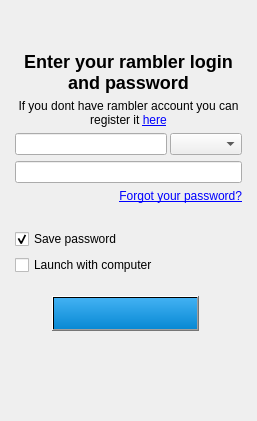
This is src/plugins/optionsmanager/logindialog.ui in silvansky/Contacts as Qt 5 draws it before an edit. The edited form follows.
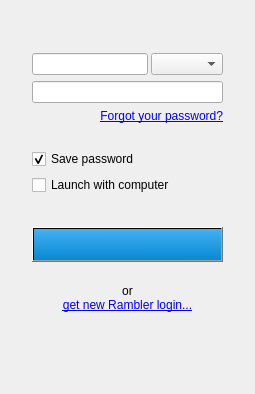
This is the edited form.

Commit message: Еще один вариант дизайна для окна входа

Patch:
```diff
--- a/src/plugins/optionsmanager/logindialog.ui
+++ b/src/plugins/optionsmanager/logindialog.ui
@@ -6,8 +6,8 @@
    <rect>
     <x>0</x>
     <y>0</y>
-    <width>257</width>
-    <height>421</height>
+    <width>255</width>
+    <height>394</height>
    </rect>
   </property>
   <property name="windowTitle">
@@ -35,6 +35,9 @@
      <item>
       <widget class="QWidget" name="wdtHelp" native="true">
        <layout class="QVBoxLayout" name="verticalLayout_2">
+        <property name="margin">
+         <number>7</number>
+        </property>
         <item>
          <widget class="QLabel" name="lblHelp">
           <property name="alignment">
@@ -50,35 +53,18 @@
    <item>
     <widget class="QWidget" name="wdtContent" native="true">
      <layout class="QVBoxLayout" name="verticalLayout">
-      <property name="margin">
-       <number>15</number>
+      <property name="leftMargin">
+       <number>32</number>
       </property>
-      <item>
-       <widget class="QLabel" name="lbEnterLogin">
-        <property name="text">
-         <string>&lt;h2&gt;Enter your rambler login and password&lt;/h2&gt;</string>
-        </property>
-        <property name="alignment">
-         <set>Qt::AlignCenter</set>
-        </property>
-        <property name="wordWrap">
-         <bool>true</bool>
-        </property>
-       </widget>
-      </item>
-      <item>
-       <widget class="QLabel" name="lblRegister">
-        <property name="text">
-         <string>If you dont have rambler account you can register it &lt;a href=&quot;http://id.rambler.ru/script/newuser.cgi&quot;&gt;here&lt;/a&gt;</string>
-        </property>
-        <property name="alignment">
-         <set>Qt::AlignCenter</set>
-        </property>
-        <property name="wordWrap">
-         <bool>true</bool>
-        </property>
-       </widget>
-      </item>
+      <property name="topMargin">
+       <number>25</number>
+      </property>
+      <property name="rightMargin">
+       <number>32</number>
+      </property>
+      <property name="bottomMargin">
+       <number>22</number>
+      </property>
       <item>
        <widget class="QFrame" name="frmLogin">
         <layout class="QHBoxLayout" name="horizontalLayout">
@@ -192,23 +178,18 @@
         <property name="orientation">
          <enum>Qt::Vertical</enum>
         </property>
+        <property name="sizeType">
+         <enum>QSizePolicy::MinimumExpanding</enum>
+        </property>
         <property name="sizeHint" stdset="0">
          <size>
           <width>0</width>
-          <height>0</height>
+          <height>16</height>
          </size>
         </property>
        </spacer>
       </item>
       <item>
-       <layout class="QGridLayout" name="gridLayout" columnstretch="1,4,1">
-        <property name="topMargin">
-         <number>15</number>
-        </property>
-        <property name="bottomMargin">
-         <number>15</number>
-        </property>
-        <item row="0" column="1">
          <widget class="QPushButton" name="pbtConnect">
           <property name="minimumSize">
            <size>
@@ -244,40 +225,34 @@
           </property>
          </widget>
         </item>
-        <item row="0" column="2">
-         <layout class="QHBoxLayout" name="horizontalLayout_2">
           <item>
-           <widget class="QLabel" name="lblConnecting"/>
-          </item>
-          <item>
-           <spacer name="horizontalSpacer">
+       <spacer name="verticalSpacer_2">
             <property name="orientation">
-             <enum>Qt::Horizontal</enum>
-            </property>
+         <enum>Qt::Vertical</enum>
+        </property>
+        <property name="sizeType">
+         <enum>QSizePolicy::Fixed</enum>
+        </property>
             <property name="sizeHint" stdset="0">
              <size>
-              <width>40</width>
-              <height>20</height>
+          <width>0</width>
+          <height>16</height>
              </size>
             </property>
            </spacer>
           </item>
-         </layout>
-        </item>
-        <item row="0" column="0">
-         <spacer name="horizontalSpacer_2">
-          <property name="orientation">
-           <enum>Qt::Horizontal</enum>
-          </property>
-          <property name="sizeHint" stdset="0">
-           <size>
-            <width>40</width>
-            <height>20</height>
-           </size>
-          </property>
-         </spacer>
-        </item>
-       </layout>
+      <item>
+       <widget class="QLabel" name="lblRegister">
+        <property name="text">
+         <string>or&lt;br&gt;&lt;a href=&quot;http://id.rambler.ru/script/newuser.cgi&quot;&gt;get new Rambler login...&lt;/a&gt;</string>
+        </property>
+        <property name="alignment">
+         <set>Qt::AlignCenter</set>
+        </property>
+        <property name="wordWrap">
+         <bool>true</bool>
+        </property>
+       </widget>
       </item>
       <item>
        <widget class="QLabel" name="lblConnectError">
```
Left out of the diff: 4 changed lines with no effect on the pictures. Lines whose indentation alone changed are shown as unchanged. The commit also changes 5 other files.
